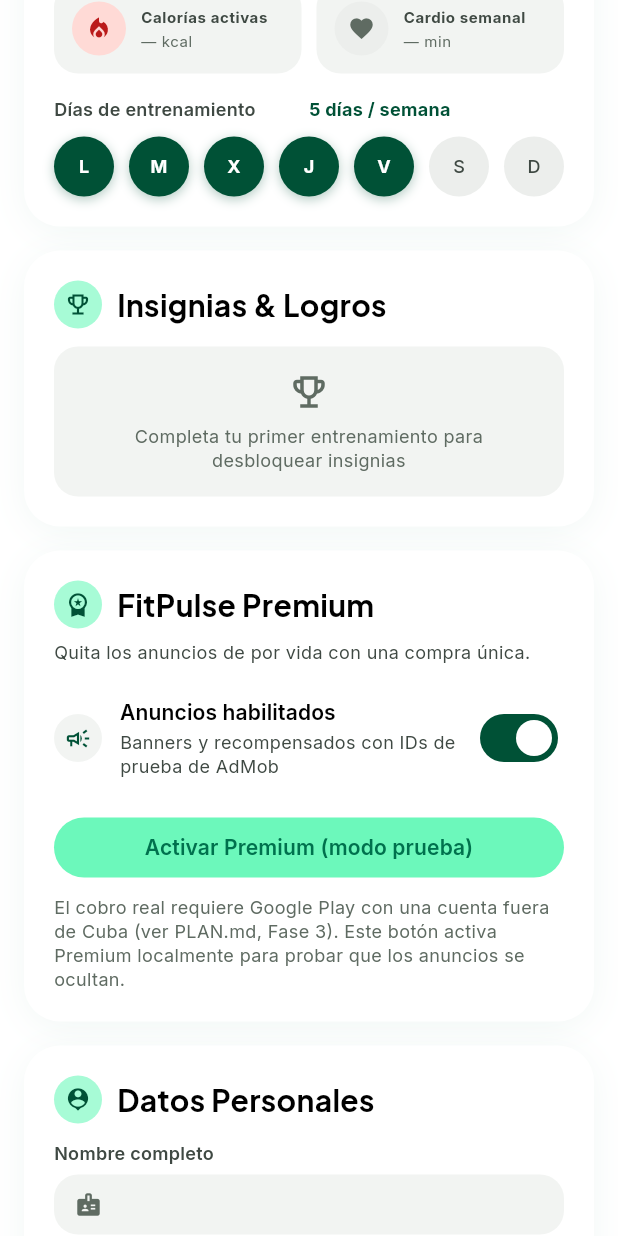
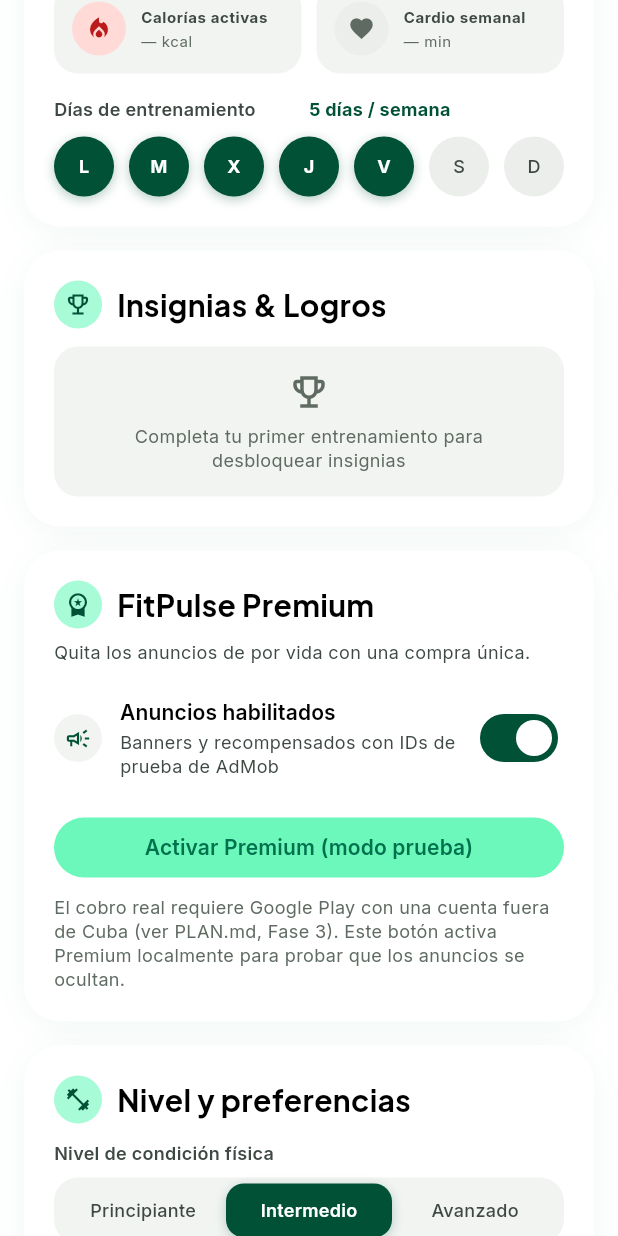
Before and after one commit to maurodev22/FitPulse, a Flutter app: the ProfileScreen screen opened directly, scrolled down 576 dp, on a phone screen of 412 x 824 dp. Run offline on Flutter 3.47's test engine with Material 3 defaults, Android fonts, the phone set to English and light mode, and no system bars; our stand-ins replace camera, flutter_local_notifications, google_mobile_ads, image_picker, pedometer, share_plus and 2 more; missing offline and left inert: google_mlkit_pose_detection, health; accounts and stored records are empty.

Commit message:
Ajustes de sesion post-hotfix: peso sincronizado, sin datos duplicados, minimo 2 dias
P8: registrarPeso sincroniza profile.pesoKg y el hero de Perfil lee el
perfil en vivo del estado (antes mostraba la copia local obsoleta).
P9: se elimina la tarjeta 'Datos Personales' que duplicaba nombre/peso/
altura/IMC del hero; queda 'Nivel y preferencias' con nivel de condicion
fisica y tipo de entrenamiento preferido.
P10: minimo 2 dias de entrenamiento obligatorios con aviso.

flutter analyze 0 issues; flutter test 116/116 verde.

```diff
--- a/lib/screens/profile_screen.dart
+++ b/lib/screens/profile_screen.dart
@@ -57,7 +57,7 @@ class _ProfileScreenState extends State<ProfileScreen> {
               child: Column(
                 crossAxisAlignment: CrossAxisAlignment.stretch,
                 children: [
-                  _ProfileHero(profile: _profile),
+                  _ProfileHero(profile: context.watch<AppState>().profile),
                   const SizedBox(height: 16),
                   _buildMetasActividad(),
                   const SizedBox(height: 16),
@@ -65,7 +65,7 @@ class _ProfileScreenState extends State<ProfileScreen> {
                   const SizedBox(height: 16),
                   _buildPremium(),
                   const SizedBox(height: 16),
-                  _buildDatosPersonales(),
+                  _buildNivelPreferencias(),
                   const SizedBox(height: 20),
                   _buildAcciones(),
                 ],
@@ -214,6 +214,16 @@ class _ProfileScreenState extends State<ProfileScreen> {
             final active = _trainingDays.contains(d);
             return GestureDetector(
               onTap: () {
+                // Mínimo 2 días de entrenamiento obligatorios (plan de la
+                // sesión): no se puede deseleccionar el penúltimo.
+                if (active && _trainingDays.length <= 2) {
+                  ScaffoldMessenger.of(context)
+                    ..hideCurrentSnackBar()
+                    ..showSnackBar(
+                      SnackBar(content: Text(strings.pfMinimoDias)),
+                    );
+                  return;
+                }
                 setState(() {
                   if (active) {
                     _trainingDays.remove(d);
@@ -256,36 +266,15 @@ class _ProfileScreenState extends State<ProfileScreen> {
     );
   }
 
-  Widget _buildDatosPersonales() {
+  Widget _buildNivelPreferencias() {
     final strings = context.watch<LocaleService>().strings;
     return SettingsCard(
       children: [
-        SettingsCardTitle(icon: Icons.person_pin, title: strings.profilePersonalData),
-        const SizedBox(height: 12),
-        _TextField(
-          label: strings.pfNombreCompleto,
-          icon: Icons.badge,
-          value: _profile.nombre,
+        SettingsCardTitle(
+          icon: Icons.fitness_center,
+          title: strings.pfNivelPreferencias,
         ),
         const SizedBox(height: 12),
-        _TextField(
-          label: strings.regWeightLabel,
-          icon: Icons.scale,
-          value: '${_profile.pesoKg} kg',
-        ),
-        const SizedBox(height: 12),
-        _TextField(
-          label: strings.regHeightLabel,
-          icon: Icons.straighten,
-          value: '${_profile.alturaM} m',
-        ),
-        const SizedBox(height: 12),
-        _TextField(
-          label: strings.pfImc,
-          icon: Icons.insights,
-          value: '${_profile.imcFormateado} — ${strings.imcNombre(_profile.imcCategoria)}',
-        ),
-        const SizedBox(height: 16),
         Text(
           strings.pfNivelCondicion,
           style: AppType.labelMd.copyWith(color: AppColors.onSurfaceVariant, fontWeight: FontWeight.w600),
@@ -928,47 +917,6 @@ class _MiniStat extends StatelessWidget {
   }
 }
 
-class _TextField extends StatelessWidget {
-  const _TextField({required this.label, required this.icon, required this.value});
-
-  final String label;
-  final IconData icon;
-  final String value;
-
-  @override
-  Widget build(BuildContext context) {
-    return Column(
-      crossAxisAlignment: CrossAxisAlignment.start,
-      children: [
-        Text(
-          label,
-          style: AppType.labelMd.copyWith(color: AppColors.onSurfaceVariant, fontWeight: FontWeight.w600),
-        ),
-        const SizedBox(height: 6),
-        Container(
-          padding: const EdgeInsets.symmetric(horizontal: 14, vertical: 10),
-          decoration: BoxDecoration(
-            color: AppColors.surfaceContainerLow,
-            borderRadius: BorderRadius.circular(16),
-          ),
-          child: Row(
-            children: [
-              Icon(icon, size: 18, color: AppColors.outline),
-              const SizedBox(width: 8),
-              Expanded(
-                child: Text(
-                  value,
-                  style: AppType.bodyMd.copyWith(color: AppColors.onSurface),
-                ),
-              ),
-            ],
-          ),
-        ),
-      ],
-    );
-  }
-}
-
 class _PreferenceTag extends StatelessWidget {
   const _PreferenceTag({required this.icon, required this.label});
 
--- a/lib/services/locale_service.dart
+++ b/lib/services/locale_service.dart
@@ -576,6 +576,9 @@ class AppStrings {
   String get pfAbrirPermisos =>
       _t('Abrir permisos de Health Connect', 'Open Health Connect permissions');
   String get pfNombreCompleto => _t('Nombre completo', 'Full name');
+  String get pfNivelPreferencias => _t('Nivel y preferencias', 'Level & preferences');
+  String get pfMinimoDias =>
+      _t('Selecciona al menos 2 días de entrenamiento', 'Select at least 2 training days');
   String get pfNivelCondicion => _t('Nivel de condición física', 'Fitness level');
   String get pfTipoEntrenamiento => _t('Tipo de entrenamiento preferido', 'Preferred training type');
   String get pfHIIT => _t('HIIT', 'HIIT');
--- a/lib/state/app_state.dart
+++ b/lib/state/app_state.dart
@@ -554,6 +554,8 @@ class AppState extends ChangeNotifier {
   /// Registra un peso real de una semana. Si ya hay un registro de la misma
   /// semana (mismo lunes), se sustituye: periodicidad semanal.
   ///
+  /// Además sincroniza `profile.pesoKg` con el peso registrado, para que el
+  /// Perfil refleje al instante el último peso real (antes se quedaba obsoleto).
   /// [fecha] solo se usa en pruebas para simular días distintos.
   Future<void> registrarPeso(double kg, {DateTime? fecha}) async {
     final entrada = RegistroPeso(fecha: fecha ?? DateTime.now(), pesoKg: kg);
@@ -562,6 +564,10 @@ class AppState extends ChangeNotifier {
     historialPeso.sort((a, b) => b.fecha.compareTo(a.fecha));
     notifyListeners();
     await _persistPeso();
+
+    if ((profile.pesoKg - kg).abs() > 0.0001) {
+      await guardarPerfil(profile.copyWith(pesoKg: kg));
+    }
   }
 
   /// Registra las repeticiones reales hechas al terminar un ejercicio.
```
Also changed, not shown: 4 other files.
